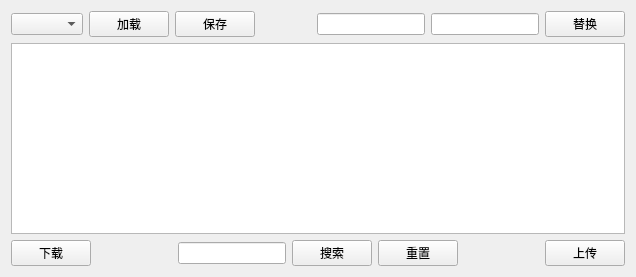
The window that Gui/Control/CompareControl.ui (taynpg/frelay) describes before a commit, drawn with Qt 5.
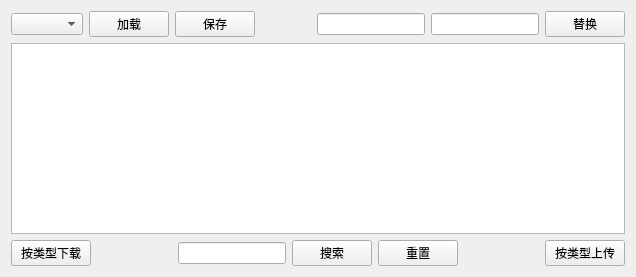
The same window after the commit. Custom widgets are drawn as their Qt base class.

The edit to the form file:
```diff
--- a/Gui/Control/CompareControl.ui
+++ b/Gui/Control/CompareControl.ui
@@ -69,7 +69,7 @@
      <item>
       <widget class="QPushButton" name="btnLeft">
        <property name="text">
-        <string>下载</string>
+        <string>按类型下载</string>
        </property>
       </widget>
      </item>
@@ -119,7 +119,7 @@
      <item>
       <widget class="QPushButton" name="btnRight">
        <property name="text">
-        <string>上传</string>
+        <string>按类型上传</string>
        </property>
       </widget>
      </item>
```
Left out of the diff: 4 changed lines with no effect on the pictures.
